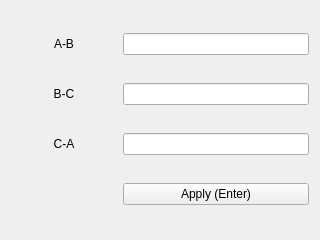
Before: the Qt Designer form config.ui in Chien-Mu/CyberMaps, drawn with Qt 5.
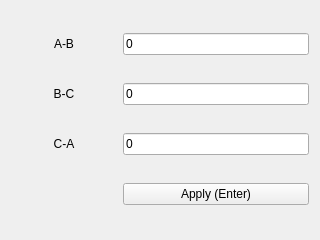
After: the same form once the commit is applied.

Diff of the .ui file:
```diff
--- a/config.ui
+++ b/config.ui
@@ -23,6 +23,9 @@
    </item>
    <item row="2" column="2">
     <widget class="QLineEdit" name="LE_ca">
+     <property name="text">
+      <string>0</string>
+     </property>
      <property name="cursorPosition">
       <number>0</number>
      </property>
@@ -49,7 +52,11 @@
     </widget>
    </item>
    <item row="0" column="2">
-    <widget class="QLineEdit" name="LE_ab"/>
+    <widget class="QLineEdit" name="LE_ab">
+     <property name="text">
+      <string>0</string>
+     </property>
+    </widget>
    </item>
    <item row="3" column="0">
     <spacer name="horizontalSpacer">
@@ -69,6 +76,9 @@
    </item>
    <item row="1" column="2">
     <widget class="QLineEdit" name="LE_bc">
+     <property name="text">
+      <string>0</string>
+     </property>
      <property name="cursorPosition">
       <number>0</number>
      </property>
```
Left out of the diff: 4 changed lines with no effect on the pictures.
